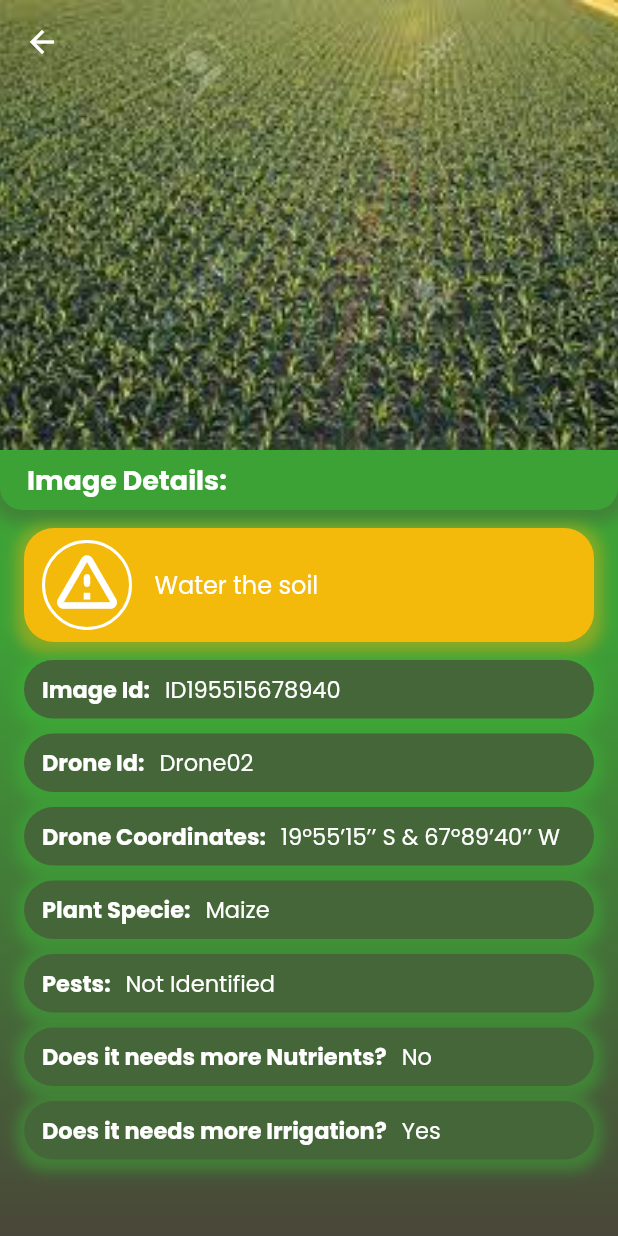
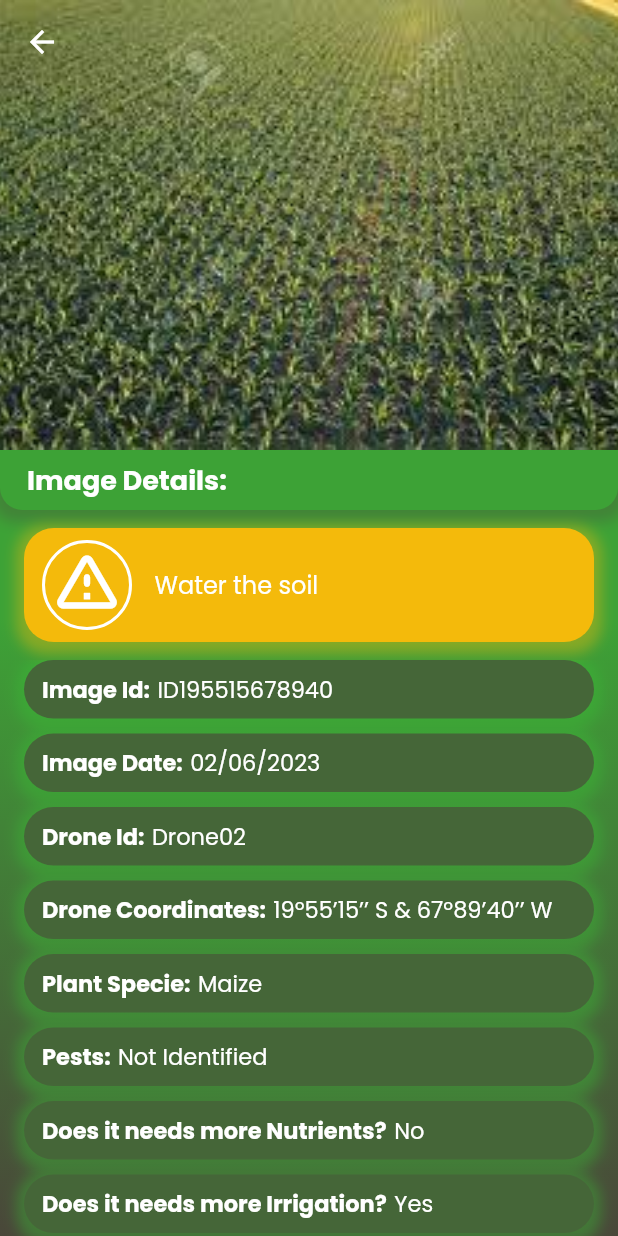
Before and after one commit to guiGarcia42/FarmMonitoringSystem, a Flutter app: the ImageGallery screen opened directly, after a tap on "ID195515678940", on a phone screen of 412 x 824 dp. Run offline on Flutter 3.47's test engine with Material 2 defaults, Android fonts, the light colour scheme and no system bars; our stand-ins replace google_fonts.

Commit message:
Updating the whole project following clean Arch

```diff
--- /dev/null
+++ b/lib/controller/farm_image_controller.dart
@@ -0,0 +1,89 @@
+import 'package:farm_monitoring_system/models/ai_data.dart';
+import 'package:farm_monitoring_system/utils/data.dart';
+
+class FarmImageController {
+  int totalProblems = 50;
+
+  int getRecentProblemsFound() {
+    int recentProblemsFound = 0;
+
+    for (var i = 0; i < capturedImagesData.length; i++) {
+      var aiData = capturedImagesData[i].aiData;
+      if (aiData.pests != Pests.none) {
+        recentProblemsFound++;
+        totalProblems++;
+      }
+      if (aiData.needNutrient) {
+        recentProblemsFound++;
+        totalProblems++;
+      }
+      if (aiData.needIrrigation) {
+        recentProblemsFound++;
+        totalProblems++;
+      }
+    }
+    return recentProblemsFound;
+  }
+
+  String getPlantSpecie(AiData data) {
+    String plantSpecie = "Not Identified";
+    switch (data.plantSpecie) {
+      case PlantSpecies.caneSugar:
+        plantSpecie = "Cane Sugar";
+        break;
+      case PlantSpecies.maize:
+        plantSpecie = "Maize";
+        break;
+      case PlantSpecies.wheat:
+        plantSpecie = "Wheat";
+        break;
+    }
+    return plantSpecie;
+  }
+
+  String getPest(AiData data) {
+    String pest = "Not Identified";
+    switch (data.pests) {
+      case Pests.rodents:
+        pest = "Rodents";
+        break;
+      case Pests.cerealLeafBeetle:
+        pest = "Cereal Leaf Beetle";
+        break;
+      case Pests.armyworms:
+        pest = "Armyworms";
+        break;
+    }
+    return pest;
+  }
+
+  String getNeedNutrients(AiData data) {
+    String needNutrient = "No";
+    if (data.needNutrient) {
+      needNutrient = "Yes";
+    }
+    return needNutrient;
+  }
+
+  String getNeedIrrigation(AiData data) {
+    String needIrrigation = "No";
+    if (data.needIrrigation) {
+      needIrrigation = "Yes";
+    }
+    return needIrrigation;
+  }
+
+  String getAiRecomendation(AiData data) {
+    String aiRecomendation = "";
+    if (data.pests != Pests.none) {
+      aiRecomendation += "Fumigate the area against pests\n";
+    }
+    if (data.needNutrient) {
+      aiRecomendation += "Fertilize the soil with more nutrients\n";
+    }
+    if (data.needIrrigation) {
+      aiRecomendation += "Water the soil";
+    }
+    return aiRecomendation;
+  }
+}
--- a/lib/main.dart
+++ b/lib/main.dart
@@ -1,4 +1,4 @@
-import 'package:farm_monitoring_system/screens/master.dart';
+import '/screens/master.dart';
 import 'package:flutter/material.dart';
 import 'package:google_fonts/google_fonts.dart';
 
--- /dev/null
+++ b/lib/models/ai_data.dart
@@ -0,0 +1,15 @@
+class AiData {
+  Enum plantSpecie;
+  Enum pests;
+  bool needNutrient;
+  bool needIrrigation;
+  bool recomendation;
+
+  AiData(
+    this.plantSpecie,
+    this.pests,
+    this.needNutrient,
+    this.needIrrigation,
+    this.recomendation,
+  );
+}
--- /dev/null
+++ b/lib/models/captured_image.dart
@@ -0,0 +1,13 @@
+import 'package:farm_monitoring_system/models/ai_data.dart';
+
+class CapturedImage {
+  String id;
+  String droneCoordinates;
+  String droneId;
+  String imageUrl;
+  DateTime date;
+  AiData aiData;
+
+  CapturedImage(this.imageUrl, this.id, this.droneId, this.droneCoordinates,
+      this.date, this.aiData);
+}
--- a/lib/screens/view_images/image_detail.dart
+++ b/lib/screens/view_images/image_detail.dart
@@ -1,54 +1,19 @@
+import 'package:farm_monitoring_system/controller/farm_image_controller.dart';
+import 'package:farm_monitoring_system/models/captured_image.dart';
 import 'package:farm_monitoring_system/shared/ai_alert.dart';
 import 'package:farm_monitoring_system/shared/detail_field.dart';
-import 'package:farm_monitoring_system/utils/data.dart';
 import 'package:farm_monitoring_system/utils/constants.dart';
 import 'package:flutter/material.dart';
+import 'package:intl/intl.dart';
 
 class ImageDetail extends StatelessWidget {
   final CapturedImage capturedImage;
 
-  const ImageDetail({
-    super.key,
-    required this.capturedImage,
-  });
+  const ImageDetail({super.key, required this.capturedImage});
 
   @override
   Widget build(BuildContext context) {
-    String plantSpecie = "Not Identified";
-    String pest = "Not Identified";
-    String needNutrient = "No";
-    String needIrrigation = "No";
-
-    switch (capturedImage.plantSpecie) {
-      case PlantSpecies.caneSugar:
-        plantSpecie = "Cane Sugar";
-        break;
-      case PlantSpecies.maize:
-        plantSpecie = "Maize";
-        break;
-      case PlantSpecies.wheat:
-        plantSpecie = "Wheat";
-        break;
-    }
-
-    switch (capturedImage.pests) {
-      case Pests.rodents:
-        pest = "Rodents";
-        break;
-      case Pests.cerealLeafBeetle:
-        pest = "Cereal Leaf Beetle";
-        break;
-      case Pests.armyworms:
-        pest = "Armyworms";
-        break;
-    }
-
-    if (capturedImage.needNutrient) {
-      needNutrient = "Yes";
-    }
-    if (capturedImage.needIrrigation) {
-      needIrrigation = "Yes";
-    }
+    final farmImageController = FarmImageController();
 
     return Scaffold(
       backgroundColor: kBackgroundColor,
@@ -116,7 +81,7 @@ class ImageDetail extends StatelessWidget {
             ),
             Padding(
               padding: const EdgeInsets.symmetric(horizontal: 16, vertical: 12),
-              child: AiAlert(capturedImage: capturedImage),
+              child: AiAlert(aiData: capturedImage.aiData),
             ),
             Expanded(
               child: SingleChildScrollView(
@@ -129,47 +94,38 @@ class ImageDetail extends StatelessWidget {
                       title: "Image Id:",
                       data: capturedImage.id,
                     ),
-                    const SizedBox(
-                      height: 10,
+                    DetailField(
+                      title: "Image Date:",
+                      data: DateFormat('dd/MM/yyyy')
+                          .format(capturedImage.date)
+                          .toString(),
                     ),
                     DetailField(
                       title: "Drone Id:",
                       data: capturedImage.droneId,
                     ),
-                    const SizedBox(
-                      height: 10,
-                    ),
                     DetailField(
                       title: "Drone Coordinates:",
                       data: capturedImage.droneCoordinates,
                     ),
-                    const SizedBox(
-                      height: 10,
-                    ),
                     DetailField(
                       title: "Plant Specie:",
-                      data: plantSpecie,
-                    ),
-                    const SizedBox(
-                      height: 10,
+                      data: farmImageController
+                          .getPlantSpecie(capturedImage.aiData),
                     ),
                     DetailField(
                       title: "Pests:",
-                      data: pest,
-                    ),
-                    const SizedBox(
-                      height: 10,
+                      data: farmImageController.getPest(capturedImage.aiData),
                     ),
                     DetailField(
                       title: "Does it needs more Nutrients?",
-                      data: needNutrient,
-                    ),
-                    const SizedBox(
-                      height: 10,
+                      data: farmImageController
+                          .getNeedNutrients(capturedImage.aiData),
                     ),
                     DetailField(
                       title: "Does it needs more Irrigation?",
-                      data: needIrrigation,
+                      data: farmImageController
+                          .getNeedIrrigation(capturedImage.aiData),
                     ),
                   ],
                 ),
--- a/lib/screens/view_images/image_gallery.dart
+++ b/lib/screens/view_images/image_gallery.dart
@@ -19,8 +19,8 @@ class _ImageGalleryState extends State<ImageGallery> {
       appBar: AppBar(
         centerTitle: true,
         title: Text(
-          "Captured Images this Week",
-          style: GoogleFonts.anton(fontSize: 25),
+          "Captured Images in the last 7 days",
+          style: GoogleFonts.anton(fontSize: 20),
         ),
         flexibleSpace: Container(
           decoration: BoxDecoration(
@@ -32,24 +32,20 @@ class _ImageGalleryState extends State<ImageGallery> {
           ),
         ),
       ),
-      body: Column(
-        children: [
-          Expanded(
-            child: GridView.builder(
-              itemCount: getCapturedImage().length,
+      body: GridView.builder(
+        itemCount: capturedImagesData.length,
         gridDelegate: const SliverGridDelegateWithFixedCrossAxisCount(
           crossAxisCount: 2,
         ),
         itemBuilder: (_, index) {
-                if (getCapturedImage().isNotEmpty) {
+          if (capturedImagesData.isNotEmpty) {
             return GestureDetector(
               onTap: () {
                 Navigator.of(context).push(
                   MaterialPageRoute(
                     builder: (context) {
                       return ImageDetail(
-                              capturedImage:
-                                  getCapturedImage().elementAt(index),
+                        capturedImage: capturedImagesData[index],
                       );
                     },
                   ),
@@ -60,15 +56,14 @@ class _ImageGalleryState extends State<ImageGallery> {
                 margin: const EdgeInsets.all(4),
                 decoration: BoxDecoration(
                   image: DecorationImage(
-                          image: AssetImage(
-                              getCapturedImage().elementAt(index).imageUrl),
+                    image: AssetImage(capturedImagesData[index].imageUrl),
                     fit: BoxFit.cover,
                   ),
                 ),
                 child: Align(
                   alignment: Alignment.bottomLeft,
                   child: Text(
-                          getCapturedImage().elementAt(index).id,
+                    capturedImagesData[index].id,
                     style: const TextStyle(
                       fontSize: 16,
                       fontWeight: FontWeight.bold,
@@ -79,12 +74,9 @@ class _ImageGalleryState extends State<ImageGallery> {
               ),
             );
           } else {
-                  return Container();
+            return const Text("Something went wrong");
           }
         },
-            ),
-          ),
-        ],
       ),
     );
   }
--- a/lib/shared/ai_alert.dart
+++ b/lib/shared/ai_alert.dart
@@ -1,37 +1,28 @@
+import 'package:farm_monitoring_system/controller/farm_image_controller.dart';
+import 'package:farm_monitoring_system/models/ai_data.dart';
 import 'package:farm_monitoring_system/utils/constants.dart';
-import 'package:farm_monitoring_system/utils/data.dart';
 import 'package:flutter/material.dart';
 
 class AiAlert extends StatelessWidget {
-  final CapturedImage capturedImage;
-  const AiAlert({super.key, required this.capturedImage});
+  final AiData aiData;
+  const AiAlert({super.key, required this.aiData});
 
   @override
   Widget build(BuildContext context) {
-    String aiRecomendation = "";
-    if (capturedImage.pests != Pests.none) {
-      aiRecomendation += "Fumigate the area against pests\n";
-    }
-    if (capturedImage.needNutrient) {
-      aiRecomendation += "Fertilize the soil with more nutrients\n";
-    }
-    if (capturedImage.needIrrigation) {
-      aiRecomendation += "Water the soil";
-    }
-    print(aiRecomendation);
+    final farmImageController = FarmImageController();
 
-    if (capturedImage.recomendation) {
+    if (aiData.recomendation) {
       return Container(
         padding: const EdgeInsets.symmetric(horizontal: 12, vertical: 8),
         decoration: BoxDecoration(
           color: kAlertColor,
-          borderRadius: BorderRadius.all(Radius.circular(20)),
+          borderRadius: const BorderRadius.all(Radius.circular(20)),
           boxShadow: [
             BoxShadow(
               color: kAlertColor.withOpacity(0.4),
               spreadRadius: 5,
               blurRadius: 7,
-              offset: Offset(0, 3),
+              offset: const Offset(0, 3),
             ),
           ],
         ),
@@ -40,6 +31,7 @@ class AiAlert extends StatelessWidget {
             Container(
               height: 60,
               width: 60,
+              margin: const EdgeInsets.only(right: 15),
               decoration: BoxDecoration(
                 shape: BoxShape.circle,
                 border: Border.all(color: Colors.white, width: 2),
@@ -52,12 +44,9 @@ class AiAlert extends StatelessWidget {
                 ),
               ),
             ),
-            const SizedBox(
-              width: 15,
-            ),
             Expanded(
               child: Text(
-                aiRecomendation,
+                farmImageController.getAiRecomendation(aiData),
                 style: const TextStyle(
                   color: Colors.white,
                   fontSize: 16,
--- a/lib/shared/detail_field.dart
+++ b/lib/shared/detail_field.dart
@@ -9,6 +9,7 @@ class DetailField extends StatelessWidget {
   @override
   Widget build(BuildContext context) {
     return Container(
+      margin: const EdgeInsets.only(bottom: 10),
       padding: const EdgeInsets.symmetric(horizontal: 12, vertical: 8),
       decoration: BoxDecoration(
         color: kSecondaryColor,
@@ -29,12 +30,12 @@ class DetailField extends StatelessWidget {
             style: const TextStyle(
                 color: Colors.white, fontSize: 15, fontWeight: FontWeight.bold),
           ),
-          SizedBox(
-            width: 10,
+          const SizedBox(
+            width: 5,
           ),
           Text(
             data,
-            style: TextStyle(color: Colors.white, fontSize: 15),
+            style: const TextStyle(color: Colors.white, fontSize: 15),
           ),
         ],
       ),
--- a/lib/utils/data.dart
+++ b/lib/utils/data.dart
@@ -1,34 +1,5 @@
-class CapturedImage {
-  String id;
-  String droneCoordinates;
-  String droneId;
-  String imageUrl;
-  Enum plantSpecie;
-  Enum pests;
-  bool needNutrient;
-  bool needIrrigation;
-  bool recomendation;
-
-  CapturedImage(
-    this.imageUrl,
-    this.id,
-    this.plantSpecie,
-    this.pests,
-    this.droneId,
-    this.needNutrient,
-    this.needIrrigation,
-    this.droneCoordinates,
-    this.recomendation,
-  );
-}
-
-List<String> droneCode = [
-  "Drone01",
-  "Drone02",
-  "Drone03",
-  "Drone04",
-  "Drone05",
-];
+import 'package:farm_monitoring_system/models/ai_data.dart';
+import '../models/captured_image.dart';
 
 enum PlantSpecies {
   none,
@@ -44,107 +15,153 @@ enum Pests {
   armyworms,
 }
 
-List<CapturedImage> getCapturedImage() {
-  return <CapturedImage>[
+List<String> droneCode = [
+  "Drone01",
+  "Drone02",
+  "Drone03",
+  "Drone04",
+  "Drone05",
+];
+
+List<CapturedImage> capturedImagesData = [
   CapturedImage(
     "assets/images/cane_sugar_farm_01.jpg",
     "ID195515435616",
+    droneCode[0],
+    "19º55’15’’ S & 43º56’16’’ W",
+    DateTime.utc(2023, 06, 02),
+    AiData(
       PlantSpecies.caneSugar,
       Pests.none,
-        droneCode[0],
       false,
       false,
-        "19º55’15’’ S & 43º56’16’’ W",
-        false),
+      false,
+    ),
+  ),
   CapturedImage(
     "assets/images/maize_farm_01.jpg",
     "ID195515678940",
+    droneCode[1],
+    "19º55’15’’ S & 67º89’40’’ W",
+    DateTime.utc(2023, 06, 02),
+    AiData(
       PlantSpecies.maize,
       Pests.none,
-        droneCode[1],
       false,
       true,
-        "19º55’15’’ S & 67º89’40’’ W",
-        true),
+      true,
+    ),
+  ),
   CapturedImage(
     "assets/images/maize_farm_02.jpg",
     "ID195515486586",
+    droneCode[1],
+    "19º55’15’’ S & 48º65’86’’ W",
+    DateTime.utc(2023, 06, 01),
+    AiData(
       PlantSpecies.maize,
       Pests.cerealLeafBeetle,
-        droneCode[1],
       false,
       true,
-        "19º55’15’’ S & 48º65’86’’ W",
-        true),
+      true,
+    ),
+  ),
   CapturedImage(
     "assets/images/maize_farm_03.jpg",
     "ID195515454624",
+    droneCode[4],
+    "19º55’15’’ S & 45º46’24’’ W",
+    DateTime.utc(2023, 05, 31),
+    AiData(
       PlantSpecies.maize,
       Pests.armyworms,
-        droneCode[4],
       true,
       false,
-        "19º55’15’’ S & 45º46’24’’ W",
-        true),
+      true,
+    ),
+  ),
   CapturedImage(
     "assets/images/cane_sugar_farm_02.jpg",
     "ID195515478542",
+    droneCode[3],
+    "19º55’15’’ S & 47º85’42’’ W",
+    DateTime.utc(2023, 05, 31),
+    AiData(
       PlantSpecies.caneSugar,
       Pests.armyworms,
-        droneCode[3],
       true,
       true,
-        "19º55’15’’ S & 47º85’42’’ W",
-        true),
+      true,
+    ),
+  ),
   CapturedImage(
     "assets/images/wheat_farm_01.jpg",
     "ID195515439854",
+    droneCode[2],
+    "19º55’15’’ S & 43º98’54’’ W",
+    DateTime.utc(2023, 05, 28),
+    AiData(
       PlantSpecies.wheat,
       Pests.armyworms,
-        droneCode[2],
       false,
       false,
-        "19º55’15’’ S & 43º98’54’’ W",
-        true),
+      true,
+    ),
+  ),
   CapturedImage(
     "assets/images/wheat_farm_02.jpg",
     "ID123455439854",
+    droneCode[1],
+    "12º34’55’’ S & 43º98’54’’ W",
+    DateTime.utc(2023, 05, 29),
+    AiData(
       PlantSpecies.wheat,
       Pests.none,
-        droneCode[1],
       false,
       false,
-        "12º34’55’’ S & 43º98’54’’ W",
-        false),
+      false,
+    ),
+  ),
   CapturedImage(
     "assets/images/cane_sugar_farm_03.jpg",
     "ID123456439854",
+    droneCode[0],
+    "12º34’56’’ S & 43º98’54’’ W",
+    DateTime.utc(2023, 05, 27),
+    AiData(
       PlantSpecies.caneSugar,
       Pests.rodents,
-        droneCode[0],
       false,
       false,
-        "12º34’56’’ S & 43º98’54’’ W",
-        true),
+      true,
+    ),
+  ),
   CapturedImage(
     "assets/images/maize_farm_04.jpg",
     "ID165697439854",
+    droneCode[2],
+    "16º56’97’’ S & 43º98’54’’ W",
+    DateTime.utc(2023, 05, 26),
+    AiData(
       PlantSpecies.maize,
       Pests.cerealLeafBeetle,
-        droneCode[2],
       true,
       true,
-        "16º56’97’’ S & 43º98’54’’ W",
-        true),
+      true,
+    ),
+  ),
   CapturedImage(
     "assets/images/wheat_farm_03.jpg",
     "ID568543439854",
+    droneCode[1],
+    "56º85’43’’ S & 43º98’54’’ W",
+    DateTime(2023, 05, 26),
+    AiData(
       PlantSpecies.wheat,
       Pests.none,
-        droneCode[1],
       true,
       true,
-        "56º85’43’’ S & 43º98’54’’ W",
-        true),
+      true,
+    ),
+  ),
 ];
-}
--- a/pubspec.yaml
+++ b/pubspec.yaml
@@ -36,6 +36,7 @@ dependencies:
   # Use with the CupertinoIcons class for iOS style icons.
   cupertino_icons: ^1.0.2
   google_fonts: ^4.0.5
+  intl: ^0.18.1
 
 dev_dependencies:
   flutter_test:
```
Also changed, not shown: lib/screens/home_page/home_page.dart (+18 -42 lines), lib/shared/information_pill_horizontal.dart (+4 -6 lines), lib/shared/information_pill_vertical.dart (+7 -11 lines), pubspec.lock. Lines whose indentation alone changed are shown as unchanged.
